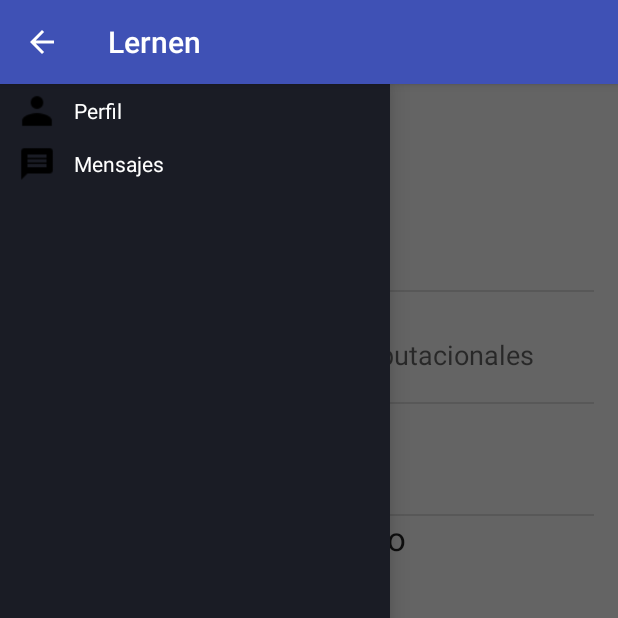
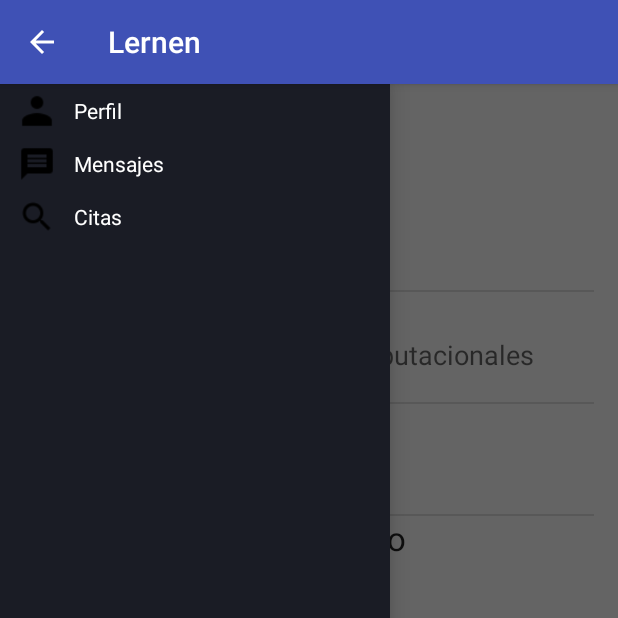
Before and after one commit to SioJL13/Lernen, an Android app: the MainActivity screen opened directly, with no data from a screen before it, with the side drawer open, on a phone screen of 412 x 824 dp, the top half of it. Run offline under Robolectric (Android 15) with nearby library versions, the phone set to English and light mode, and no system bars; 2 statements that could not run were skipped.

Commit message:
Strings y misc

```diff
--- a/app/src/main/res/values/strings.xml
+++ b/app/src/main/res/values/strings.xml
@@ -5,10 +5,12 @@
     <string-array name="nav_drawer_items">
         <item>Perfil</item>
         <item>Mensajes</item>
+        <item>Citas</item>
     </string-array>
     <array name="nav_drawer_icons">
         <item>@drawable/ic_person_black_24dp</item>
         <item>@drawable/ic_message_black_24dp</item>
+        <item>@drawable/ic_search_black_24dp</item>
 
     </array>
 </resources>
```
